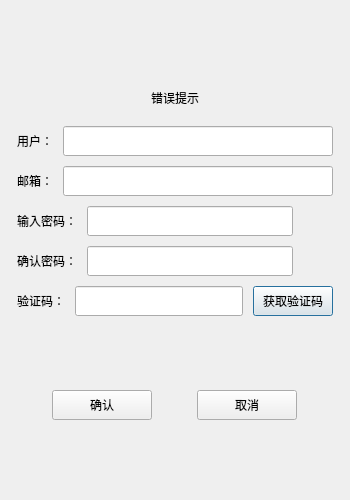
First picture: the form in registerdialog.ui, repository Norym-L/myChatClient, before the edit.
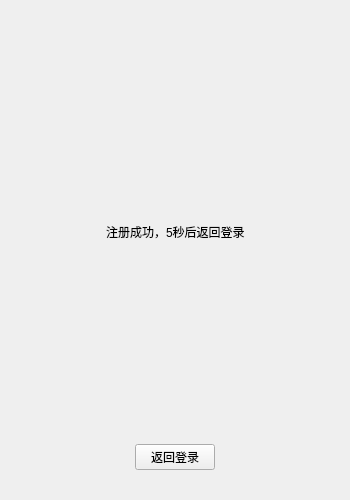
Second picture: the form after the edit. Custom widgets are drawn as their Qt base class.

Commit message: 注册界面完善 --返回按钮逻辑、注册成功5秒自动返回到登录界面

```diff
--- a/registerdialog.ui
+++ b/registerdialog.ui
@@ -27,6 +27,20 @@
   </property>
   <layout class="QVBoxLayout" name="verticalLayout">
    <item>
+    <widget class="QStackedWidget" name="stackedWidget">
+     <property name="currentIndex">
+      <number>1</number>
+     </property>
+     <widget class="QWidget" name="page">
+      <widget class="QWidget" name="layoutWidget">
+       <property name="geometry">
+        <rect>
+         <x>0</x>
+         <y>0</y>
+         <width>332</width>
+         <height>447</height>
+        </rect>
+       </property>
     <layout class="QVBoxLayout" name="verticalLayout_2">
      <property name="spacing">
       <number>10</number>
@@ -393,6 +407,106 @@
       </spacer>
      </item>
     </layout>
+      </widget>
+     </widget>
+     <widget class="QWidget" name="page_2">
+      <layout class="QVBoxLayout" name="verticalLayout_4">
+       <item>
+        <layout class="QVBoxLayout" name="verticalLayout_3">
+         <property name="spacing">
+          <number>10</number>
+         </property>
+         <property name="leftMargin">
+          <number>10</number>
+         </property>
+         <property name="topMargin">
+          <number>10</number>
+         </property>
+         <property name="rightMargin">
+          <number>10</number>
+         </property>
+         <property name="bottomMargin">
+          <number>10</number>
+         </property>
+         <item>
+          <layout class="QHBoxLayout" name="horizontalLayout_7">
+           <item>
+            <spacer name="horizontalSpacer">
+             <property name="orientation">
+              <enum>Qt::Orientation::Horizontal</enum>
+             </property>
+             <property name="sizeHint" stdset="0">
+              <size>
+               <width>40</width>
+               <height>20</height>
+              </size>
+             </property>
+            </spacer>
+           </item>
+           <item>
+            <widget class="QLabel" name="reg_success_tip_label">
+             <property name="text">
+              <string>注册成功，5秒后返回登录</string>
+             </property>
+            </widget>
+           </item>
+           <item>
+            <spacer name="horizontalSpacer_2">
+             <property name="orientation">
+              <enum>Qt::Orientation::Horizontal</enum>
+             </property>
+             <property name="sizeHint" stdset="0">
+              <size>
+               <width>40</width>
+               <height>20</height>
+              </size>
+             </property>
+            </spacer>
+           </item>
+          </layout>
+         </item>
+         <item>
+          <layout class="QHBoxLayout" name="horizontalLayout_8">
+           <item>
+            <spacer name="horizontalSpacer_3">
+             <property name="orientation">
+              <enum>Qt::Orientation::Horizontal</enum>
+             </property>
+             <property name="sizeHint" stdset="0">
+              <size>
+               <width>40</width>
+               <height>20</height>
+              </size>
+             </property>
+            </spacer>
+           </item>
+           <item>
+            <widget class="QPushButton" name="return_to_login">
+             <property name="text">
+              <string>返回登录</string>
+             </property>
+            </widget>
+           </item>
+           <item>
+            <spacer name="horizontalSpacer_4">
+             <property name="orientation">
+              <enum>Qt::Orientation::Horizontal</enum>
+             </property>
+             <property name="sizeHint" stdset="0">
+              <size>
+               <width>40</width>
+               <height>20</height>
+              </size>
+             </property>
+            </spacer>
+           </item>
+          </layout>
+         </item>
+        </layout>
+       </item>
+      </layout>
+     </widget>
+    </widget>
    </item>
   </layout>
  </widget>
```
Lines whose indentation alone changed are shown as unchanged. The commit also changes 5 other files.
